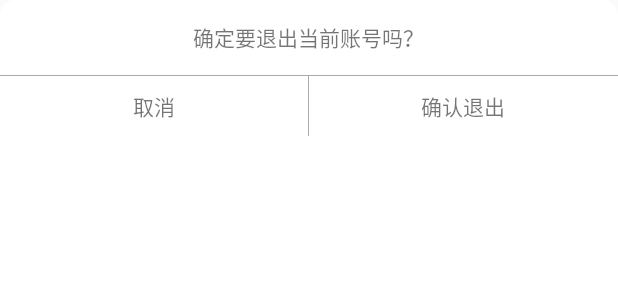
After one commit to libodeveloper/ContainerMonitoring, an Android app: the layout dialog_exit.xml on its own in the app's theme, with its tools: preview values and no code run, on a phone screen of 412 x 824 dp. The commit adds this screen. Shown: the top 300 px of the screen. Run offline under Robolectric (Android 15) with nearby library versions, the phone set to English and light mode, and no system bars.

Commit message:
优化实时监控编号搜索弹窗 和 退出弹窗 + 网络判断

```diff
--- a/container/src/main/java/com/esri/arcgisruntime/container/monitoring/adapter/SearchPopWindowAdapter.java
+++ b/container/src/main/java/com/esri/arcgisruntime/container/monitoring/adapter/SearchPopWindowAdapter.java
@@ -64,10 +64,11 @@ public class SearchPopWindowAdapter extends RecyclerView.Adapter<SearchPopWindow
     @Override
     public void onBindViewHolder(ViewHolder holder, final int position) {
 
-        if (isShowDel)
+        if (isShowDel){
             holder.ivdelete.setVisibility(View.VISIBLE);
-        else
+        } else{
             holder.ivdelete.setVisibility(View.GONE);
+        }
 
         if (type ==0)
             holder.tvSearchNumber.setText(data.get(position).getContainer_code());
--- a/container/src/main/java/com/esri/arcgisruntime/container/monitoring/http/ResponseSubscriber.java
+++ b/container/src/main/java/com/esri/arcgisruntime/container/monitoring/http/ResponseSubscriber.java
@@ -69,7 +69,7 @@ public abstract class ResponseSubscriber<T extends ResponseJson> extends Subscri
             HttpException httpException = (HttpException) e;
             error = httpException.getMessage();
         }else {
-            error = "服务器响应异常，请稍后重试";
+            error = CMApplication.getAppContext().getResources().getText(R.string.request_server_failed).toString();
             e.printStackTrace();
             LogUtil.e("RequestFailedAction", e.getMessage());
         }
@@ -150,7 +150,8 @@ public abstract class ResponseSubscriber<T extends ResponseJson> extends Subscri
 //            view.showError(CMApplication.getAppContext().getResources().getText(R.string.the_specified_route_was_not_queried).toString());
             throw new ResponseErrorException(CMApplication.getAppContext().getResources().getText(R.string.missing_real_time_monitoring_detail_data).toString());
         }else {
-            throw new ResponseErrorException(t.getMsg());
+//            throw new ResponseErrorException(t.getMsg());
+            throw new ResponseErrorException(CMApplication.getAppContext().getResources().getText(R.string.request_server_failed).toString());
         }
     }
 
--- a/container/src/main/java/com/esri/arcgisruntime/container/monitoring/popwindow/PopwindowUtils.java
+++ b/container/src/main/java/com/esri/arcgisruntime/container/monitoring/popwindow/PopwindowUtils.java
@@ -47,7 +47,7 @@ import java.util.List;
 public class PopwindowUtils {
 	private static PopupWindow popupWindow=null;
 	private static int type;  //0 - 集装箱编号 1 - 关锁编号
-
+	public static TextView poptvDelAll;
 
 	/**
 	 * Created by 李波 on 2019/3/8.
@@ -142,6 +142,8 @@ public class PopwindowUtils {
 			TextView tvLockNumber = contentView.findViewById(R.id.tvLockNumber);
 			TextView tvDelAll = contentView.findViewById(R.id.tvDelAll);
 			RecyclerView recyclerView = contentView.findViewById(R.id.rvSearchHistory);
+
+			poptvDelAll = tvDelAll;
 
 			//设置限制字符 只能是数字 和 英文
 			etNumber.setKeyListener(new MyNumberKeyListener());
--- a/container/src/main/java/com/esri/arcgisruntime/container/monitoring/presenter/BillDetailsPresenter.java
+++ b/container/src/main/java/com/esri/arcgisruntime/container/monitoring/presenter/BillDetailsPresenter.java
@@ -6,6 +6,7 @@ import com.esri.arcgisruntime.container.monitoring.http.ApiManager;
 import com.esri.arcgisruntime.container.monitoring.http.ResponseJson;
 import com.esri.arcgisruntime.container.monitoring.http.ResponseSubscriber;
 import com.esri.arcgisruntime.container.monitoring.http.RxThreadUtil;
+import com.esri.arcgisruntime.container.monitoring.utils.NetWorkTool;
 import com.esri.arcgisruntime.container.monitoring.viewinterfaces.IBillDetails;
 
 import java.util.Map;
@@ -23,6 +24,7 @@ public class BillDetailsPresenter extends BasePresenter<IBillDetails> {
     //单据详情
     public void billDetails(Map<String,String> params){
 
+      if (NetWorkTool.isConnect()){
           ApiManager.getApiServer().billDetails(params)
                   .compose(RxThreadUtil.<ResponseJson<BillDetailsBean>>networkSchedulers())
                   .subscribe(new ResponseSubscriber<ResponseJson<BillDetailsBean>>(baseView) {
@@ -32,6 +34,7 @@ public class BillDetailsPresenter extends BasePresenter<IBillDetails> {
                           baseView.billDetailSucceed(billDetailsBean);
                       }
                   });
+      }
 
     }
 
--- a/container/src/main/java/com/esri/arcgisruntime/container/monitoring/presenter/BillQueryPresenter.java
+++ b/container/src/main/java/com/esri/arcgisruntime/container/monitoring/presenter/BillQueryPresenter.java
@@ -6,6 +6,7 @@ import com.esri.arcgisruntime.container.monitoring.http.ApiManager;
 import com.esri.arcgisruntime.container.monitoring.http.ResponseJson;
 import com.esri.arcgisruntime.container.monitoring.http.ResponseSubscriber;
 import com.esri.arcgisruntime.container.monitoring.http.RxThreadUtil;
+import com.esri.arcgisruntime.container.monitoring.utils.NetWorkTool;
 import com.esri.arcgisruntime.container.monitoring.viewinterfaces.IBillQueryResult;
 
 import java.util.List;
@@ -22,6 +23,7 @@ public class BillQueryPresenter extends BasePresenter<IBillQueryResult> {
     //单据查询
     public void billQuery(Map<String,String> params){
 
+        if (NetWorkTool.isConnect()){
             ApiManager.getApiServer().billQuery(params)
                     .compose(RxThreadUtil.<ResponseJson<BillQueryBean>>networkSchedulers())
                     .subscribe(new ResponseSubscriber<ResponseJson<BillQueryBean>>(baseView) {
@@ -32,6 +34,7 @@ public class BillQueryPresenter extends BasePresenter<IBillQueryResult> {
                         }
                     });
         }
+    }
 
 
 }
--- a/container/src/main/java/com/esri/arcgisruntime/container/monitoring/presenter/BusinessQueryPresenter.java
+++ b/container/src/main/java/com/esri/arcgisruntime/container/monitoring/presenter/BusinessQueryPresenter.java
@@ -6,6 +6,7 @@ import com.esri.arcgisruntime.container.monitoring.http.ApiManager;
 import com.esri.arcgisruntime.container.monitoring.http.ResponseJson;
 import com.esri.arcgisruntime.container.monitoring.http.ResponseSubscriber;
 import com.esri.arcgisruntime.container.monitoring.http.RxThreadUtil;
+import com.esri.arcgisruntime.container.monitoring.utils.NetWorkTool;
 import com.esri.arcgisruntime.container.monitoring.viewinterfaces.IBusinessQuery;
 
 import java.util.Map;
@@ -21,6 +22,7 @@ public class BusinessQueryPresenter extends BasePresenter<IBusinessQuery> {
 
     public void businessQuery(Map<String,String> params){
 
+        if (NetWorkTool.isConnect()){
             ApiManager.getApiServer().businessQuery(params)
                     .compose(RxThreadUtil.<ResponseJson<BusinessQueryResultBean>>networkSchedulers())
                     .subscribe(new ResponseSubscriber<ResponseJson<BusinessQueryResultBean>>(baseView) {
@@ -31,6 +33,7 @@ public class BusinessQueryPresenter extends BasePresenter<IBusinessQuery> {
                         }
                     });
         }
+    }
 
 
 }
--- a/container/src/main/java/com/esri/arcgisruntime/container/monitoring/presenter/BusinessQuerySitePresenter.java
+++ b/container/src/main/java/com/esri/arcgisruntime/container/monitoring/presenter/BusinessQuerySitePresenter.java
@@ -7,6 +7,7 @@ import com.esri.arcgisruntime.container.monitoring.http.ApiManager;
 import com.esri.arcgisruntime.container.monitoring.http.ResponseJson;
 import com.esri.arcgisruntime.container.monitoring.http.ResponseSubscriber;
 import com.esri.arcgisruntime.container.monitoring.http.RxThreadUtil;
+import com.esri.arcgisruntime.container.monitoring.utils.NetWorkTool;
 import com.esri.arcgisruntime.container.monitoring.viewinterfaces.IBusinessQuery;
 import com.esri.arcgisruntime.container.monitoring.viewinterfaces.IBussQuerySite;
 
@@ -23,6 +24,8 @@ public class BusinessQuerySitePresenter extends BasePresenter<IBussQuerySite> {
     //单据查询
     public void businessQuerySite(Map<String,String> params){
 
+        if (NetWorkTool.isConnect()){
+
             ApiManager.getApiServer().businessQuerySite(params)
                     .compose(RxThreadUtil.<ResponseJson<SiteBean>>networkSchedulers())
                     .subscribe(new ResponseSubscriber<ResponseJson<SiteBean>>(baseView) {
@@ -33,6 +36,7 @@ public class BusinessQuerySitePresenter extends BasePresenter<IBussQuerySite> {
                         }
                     });
         }
+    }
 
 
 }
--- a/container/src/main/java/com/esri/arcgisruntime/container/monitoring/presenter/FixPasswordPresenter.java
+++ b/container/src/main/java/com/esri/arcgisruntime/container/monitoring/presenter/FixPasswordPresenter.java
@@ -6,6 +6,7 @@ import com.esri.arcgisruntime.container.monitoring.http.ApiManager;
 import com.esri.arcgisruntime.container.monitoring.http.ResponseJson;
 import com.esri.arcgisruntime.container.monitoring.http.ResponseSubscriber;
 import com.esri.arcgisruntime.container.monitoring.http.RxThreadUtil;
+import com.esri.arcgisruntime.container.monitoring.utils.NetWorkTool;
 import com.esri.arcgisruntime.container.monitoring.viewinterfaces.IFixPassword;
 import com.esri.arcgisruntime.container.monitoring.viewinterfaces.IUserInfo;
 
@@ -22,6 +23,7 @@ public class FixPasswordPresenter extends BasePresenter<IFixPassword> {
 
     public void fixPassword(Map<String,String> params){
 
+        if (NetWorkTool.isConnect()){
             ApiManager.getApiServer().fixPassword(params)
                     .compose(RxThreadUtil.<ResponseJson<Object>>networkSchedulers())
                     .subscribe(new ResponseSubscriber<ResponseJson<Object>>(baseView) {
@@ -32,6 +34,7 @@ public class FixPasswordPresenter extends BasePresenter<IFixPassword> {
                         }
                     });
         }
+    }
 
 
 }
--- a/container/src/main/java/com/esri/arcgisruntime/container/monitoring/presenter/UserInfoPresenter.java
+++ b/container/src/main/java/com/esri/arcgisruntime/container/monitoring/presenter/UserInfoPresenter.java
@@ -7,6 +7,7 @@ import com.esri.arcgisruntime.container.monitoring.http.ApiManager;
 import com.esri.arcgisruntime.container.monitoring.http.ResponseJson;
 import com.esri.arcgisruntime.container.monitoring.http.ResponseSubscriber;
 import com.esri.arcgisruntime.container.monitoring.http.RxThreadUtil;
+import com.esri.arcgisruntime.container.monitoring.utils.NetWorkTool;
 import com.esri.arcgisruntime.container.monitoring.viewinterfaces.IBillQueryResult;
 import com.esri.arcgisruntime.container.monitoring.viewinterfaces.IUserInfo;
 
@@ -24,6 +25,7 @@ public class UserInfoPresenter extends BasePresenter<IUserInfo> {
     //单据查询
     public void getUserInfo(Map<String,String> params){
 
+        if (NetWorkTool.isConnect()){
             ApiManager.getApiServer().getUserInfo(params)
                     .compose(RxThreadUtil.<ResponseJson<UserInfo>>networkSchedulers())
                     .subscribe(new ResponseSubscriber<ResponseJson<UserInfo>>(baseView) {
@@ -34,6 +36,7 @@ public class UserInfoPresenter extends BasePresenter<IUserInfo> {
                         }
                     });
         }
+    }
 
 
 }
--- a/container/src/main/java/com/esri/arcgisruntime/container/monitoring/ui/fragment/RealtimeMonitoringFragment.java
+++ b/container/src/main/java/com/esri/arcgisruntime/container/monitoring/ui/fragment/RealtimeMonitoringFragment.java
@@ -773,8 +773,8 @@ public class RealtimeMonitoringFragment extends BaseFragment implements IRealtim
     public void rmSingleResult(SearchNumberBean rowsBean) {
 
         List<SearchNumberBean.RowsBean> rows = rowsBean.getRows();
-
         popWindowAdapter.setIshowDel(false);
+        PopwindowUtils.poptvDelAll.setVisibility(View.GONE);
         popWindowAdapter.setDataLists(rows,flag);
 
     }
--- /dev/null
+++ b/container/src/main/res/drawable/drawable_white_r.xml
@@ -0,0 +1,37 @@
+<?xml version="1.0" encoding="utf-8"?>
+
+<shape
+  xmlns:android="http://schemas.android.com/apk/res/android">
+
+  <!-- 矩形内部填充色 #00000000透明-->
+    <solid android:color="#FFFFFF" />
+
+  <!-- 边框的宽度 和颜色 -->
+    <!--<stroke android:width="1dip" android:color="#000000" />-->
+
+
+  <!-- corners 这四个属性主要用来画纯圆 和画任意边角弧度。
+  		纯圆，四个属性就为控件宽高的一半
+   		画圆打开此注释-->
+
+    <!-- <corners android:topLeftRadius="100dip"
+        android:topRightRadius="100dip"
+         android:bottomLeftRadius="100dip"
+         android:bottomRightRadius="100dip" /> -->
+
+
+    <!-- 圆角矩形的四个圆角的半径，此半径最大值为控件宽高的一半，此值为 0 那就是纯矩形
+	         画圆角矩形打开此注释  -->
+      <corners
+        android:radius="10dp"
+        />
+
+     <!--  设置大小，如果没设置size大小，那么控件的大小必须明确设置值，如果是包裹内容无法显示，而填充父窗体会占据整个屏幕-->
+        <!-- <size
+            android:width="100dp"
+            android:height="100dp"
+            /> -->
+
+</shape>
+
+<!-- 特别说明：一切效果要以部署到真机为准，切勿直接在eclipse看效果，因为纯属扯蛋-->
--- /dev/null
+++ b/container/src/main/res/layout/dialog_exit.xml
@@ -0,0 +1,45 @@
+<?xml version="1.0" encoding="utf-8"?>
+<LinearLayout xmlns:android="http://schemas.android.com/apk/res/android"
+              android:layout_width="match_parent"
+              android:layout_height="match_parent"
+              android:orientation="vertical"
+              android:background="@drawable/drawable_white_r"
+              android:gravity="center_horizontal">
+
+    <TextView
+        android:layout_width="wrap_content"
+        android:layout_height="@dimen/title_height"
+        android:gravity="center"
+        android:text="@string/sure_log_out"/>
+
+    <View
+        android:layout_width="match_parent"
+        android:layout_height="1px"
+        android:background="@color/gray_line_middle"/>
+
+    <LinearLayout
+        android:layout_width="match_parent"
+        android:layout_height="@dimen/size_40dp">
+
+        <TextView
+            android:id="@+id/cancel"
+            android:layout_width="0dp"
+            android:layout_weight="1"
+            android:layout_height="match_parent"
+            android:gravity="center"
+            android:text="@string/cancle"/>
+        <View
+            android:layout_width="1px"
+            android:layout_height="match_parent"
+            android:background="@color/gray_line_middle"/>
+        <TextView
+            android:id="@+id/exit"
+            android:layout_width="0dp"
+            android:layout_weight="1"
+            android:gravity="center"
+            android:text="@string/log_out"
+            android:layout_height="match_parent"/>
+
+    </LinearLayout>
+
+</LinearLayout>
--- a/container/src/main/res/layout/query_number_layout.xml
+++ b/container/src/main/res/layout/query_number_layout.xml
@@ -92,6 +92,7 @@
             android:layout_marginRight="@dimen/margin"
             android:paddingLeft="@dimen/align_size"
             android:textSize="@dimen/title_size1"
+            android:visibility="gone"
             android:layout_marginLeft="@dimen/margin"/>
 
     <View
--- a/container/src/main/res/values/strings.xml
+++ b/container/src/main/res/values/strings.xml
@@ -202,8 +202,11 @@
     <string name="error_entering_old_password">输入的旧密码错误</string>
     <string name="successful_password_modification">密码修改成功</string>
 
+
     <string name="password_reg">密码必须包含大小写字母和数字，不能包含正反序用户名，同一字符不能超过3次，长度8到32位</string>
 
+    <string name="log_out">确认退出</string>
+    <string name="sure_log_out">确定要退出当前账号吗？</string>
 
 
 
```
Also changed, not shown: container/src/main/java/com/esri/arcgisruntime/container/monitoring/presenter/LoginPresenter.java (+8 -0 lines), container/src/main/java/com/esri/arcgisruntime/container/monitoring/presenter/QueryRoutePresenter.java (+9 -0 lines), container/src/main/java/com/esri/arcgisruntime/container/monitoring/presenter/RealtimeMonitorPresenter.java (+10 -0 lines), container/src/main/java/com/esri/arcgisruntime/container/monitoring/ui/fragment/PersonalFragment.java (+39 -7 lines), container/src/main/java/com/esri/arcgisruntime/container/monitoring/utils/NetWorkTool.java (+3 -5 lines), 2 other files. Lines whose indentation alone changed are shown as unchanged.
